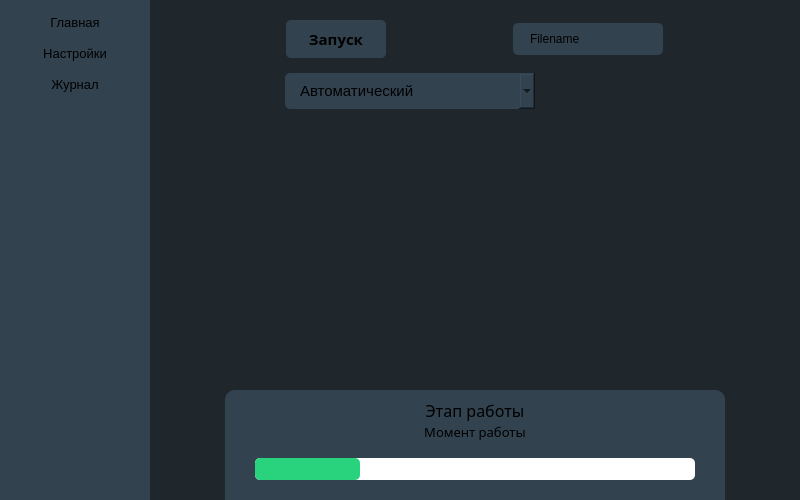
The window that src/ui/forms/main_ui.ui (n1ghtmare-dev/backup) describes before a commit, drawn with Qt 5.
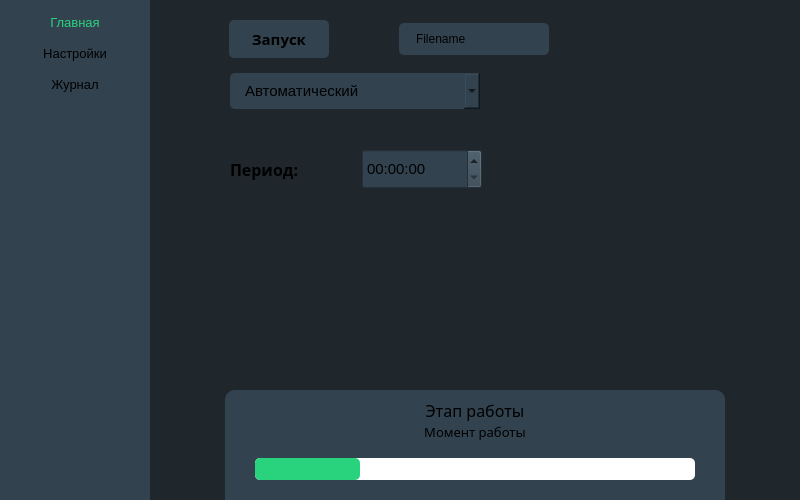
The same window after the commit. The open tabs and pages were chosen to show the change.

Commit message: switch for 3 pages and modes -_-

The edit to the form file:
```diff
--- a/src/ui/forms/main_ui.ui
+++ b/src/ui/forms/main_ui.ui
@@ -107,7 +107,8 @@
           <cursorShape>PointingHandCursor</cursorShape>
          </property>
          <property name="styleSheet">
-          <string notr="true">padding: 5px;</string>
+          <string notr="true">padding: 5px;
+color: #29D37E;</string>
          </property>
          <property name="text">
           <string>Главная</string>
@@ -303,6 +304,22 @@
                 </property>
                </widget>
               </item>
+              <item>
+               <spacer name="horizontalSpacer_2">
+                <property name="orientation">
+                 <enum>Qt::Orientation::Horizontal</enum>
+                </property>
+                <property name="sizeType">
+                 <enum>QSizePolicy::Policy::Fixed</enum>
+                </property>
+                <property name="sizeHint" stdset="0">
+                 <size>
+                  <width>170</width>
+                  <height>20</height>
+                 </size>
+                </property>
+               </spacer>
+              </item>
              </layout>
             </widget>
            </item>
@@ -384,7 +401,7 @@
                 </property>
                 <property name="sizeHint" stdset="0">
                  <size>
-                  <width>130</width>
+                  <width>240</width>
                   <height>20</height>
                  </size>
                 </property>
@@ -394,17 +411,175 @@
             </widget>
            </item>
            <item>
-            <spacer name="verticalSpacer_7">
-             <property name="orientation">
-              <enum>Qt::Orientation::Vertical</enum>
+            <widget class="QStackedWidget" name="start_settings">
+             <property name="currentIndex">
+              <number>2</number>
              </property>
-             <property name="sizeHint" stdset="0">
-              <size>
-               <width>20</width>
-               <height>40</height>
-              </size>
-             </property>
-            </spacer>
+             <widget class="QWidget" name="page_automate"/>
+             <widget class="QWidget" name="page_period">
+              <layout class="QVBoxLayout" name="verticalLayout_4">
+               <item>
+                <widget class="QFrame" name="frame_2">
+                 <property name="minimumSize">
+                  <size>
+                   <width>200</width>
+                   <height>60</height>
+                  </size>
+                 </property>
+                 <property name="frameShape">
+                  <enum>QFrame::Shape::NoFrame</enum>
+                 </property>
+                 <property name="frameShadow">
+                  <enum>QFrame::Shadow::Raised</enum>
+                 </property>
+                 <layout class="QHBoxLayout" name="horizontalLayout_2">
+                  <property name="spacing">
+                   <number>0</number>
+                  </property>
+                  <property name="leftMargin">
+                   <number>0</number>
+                  </property>
+                  <property name="topMargin">
+                   <number>0</number>
+                  </property>
+                  <property name="rightMargin">
+                   <number>0</number>
+                  </property>
+                  <property name="bottomMargin">
+                   <number>0</number>
+                  </property>
+                  <item alignment="Qt::AlignmentFlag::AlignHCenter">
+                   <widget class="QLabel" name="label">
+                    <property name="minimumSize">
+                     <size>
+                      <width>70</width>
+                      <height>0</height>
+                     </size>
+                    </property>
+                    <property name="font">
+                     <font>
+                      <family>Intro Black</family>
+                      <pointsize>12</pointsize>
+                      <bold>true</bold>
+                     </font>
+                    </property>
+                    <property name="text">
+                     <string>Период:</string>
+                    </property>
+                   </widget>
+                  </item>
+                  <item>
+                   <widget class="QTimeEdit" name="timeEdit">
+                    <property name="minimumSize">
+                     <size>
+                      <width>120</width>
+                      <height>40</height>
+                     </size>
+                    </property>
+                    <property name="maximumSize">
+                     <size>
+                      <width>120</width>
+                      <height>16777215</height>
+                     </size>
+                    </property>
+                    <property name="font">
+                     <font>
+                      <pointsize>11</pointsize>
+                     </font>
+                    </property>
+                    <property name="styleSheet">
+                     <string notr="true">background-color: #32424F;
+</string>
+                    </property>
+                   </widget>
+                  </item>
+                  <item>
+                   <spacer name="horizontalSpacer">
+                    <property name="orientation">
+                     <enum>Qt::Orientation::Horizontal</enum>
+                    </property>
+                    <property name="sizeType">
+                     <enum>QSizePolicy::Policy::Fixed</enum>
+                    </property>
+                    <property name="sizeHint" stdset="0">
+                     <size>
+                      <width>300</width>
+                      <height>20</height>
+                     </size>
+                    </property>
+                   </spacer>
+                  </item>
+                 </layout>
+                </widget>
+               </item>
+               <item>
+                <widget class="QFrame" name="frame_3">
+                 <property name="frameShape">
+                  <enum>QFrame::Shape::NoFrame</enum>
+                 </property>
+                 <property name="frameShadow">
+                  <enum>QFrame::Shadow::Raised</enum>
+                 </property>
+                </widget>
+               </item>
+              </layout>
+             </widget>
+             <widget class="QWidget" name="page_plan">
+              <widget class="QFrame" name="frame_4">
+               <property name="geometry">
+                <rect>
+                 <x>70</x>
+                 <y>20</y>
+                 <width>321</width>
+                 <height>51</height>
+                </rect>
+               </property>
+               <property name="frameShape">
+                <enum>QFrame::Shape::NoFrame</enum>
+               </property>
+               <property name="frameShadow">
+                <enum>QFrame::Shadow::Raised</enum>
+               </property>
+               <layout class="QHBoxLayout" name="horizontalLayout_3">
+                <item>
+                 <widget class="QLabel" name="label_2">
+                  <property name="font">
+                   <font>
+                    <family>Intro Black</family>
+                    <pointsize>12</pointsize>
+                    <bold>true</bold>
+                   </font>
+                  </property>
+                  <property name="text">
+                   <string>Дата и время:</string>
+                  </property>
+                 </widget>
+                </item>
+                <item>
+                 <widget class="QDateTimeEdit" name="dateTimeEdit">
+                  <property name="minimumSize">
+                   <size>
+                    <width>80</width>
+                    <height>40</height>
+                   </size>
+                  </property>
+                  <property name="font">
+                   <font>
+                    <pointsize>10</pointsize>
+                   </font>
+                  </property>
+                  <property name="styleSheet">
+                   <string notr="true">background-color: #32424F;</string>
+                  </property>
+                  <property name="calendarPopup">
+                   <bool>true</bool>
+                  </property>
+                 </widget>
+                </item>
+               </layout>
+              </widget>
+             </widget>
+            </widget>
            </item>
           </layout>
          </widget>
```
Left out of the diff: 92 changed lines with no effect on the pictures. The commit also changes 4 other files.
